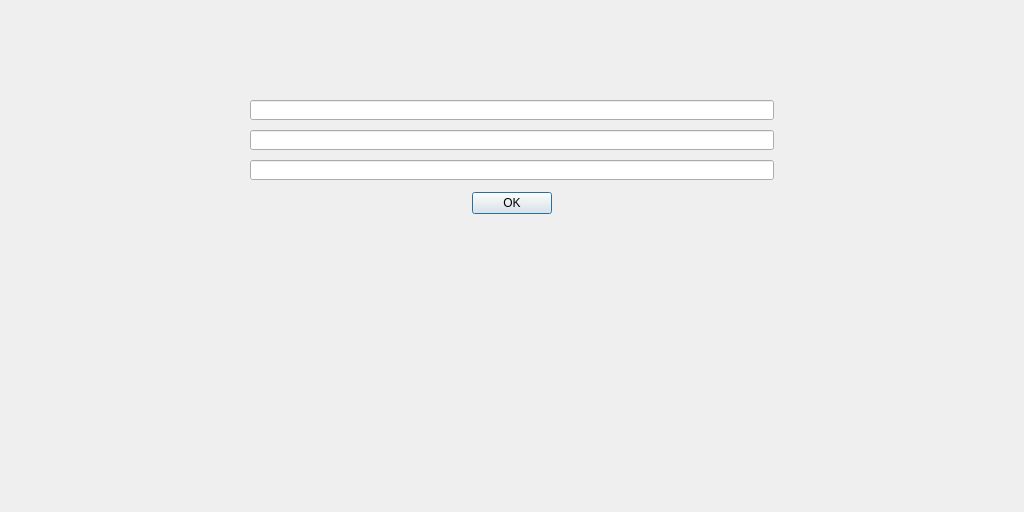
verimad/verium, file src/qt/forms/askpassphrasepage.ui: the form before one commit.
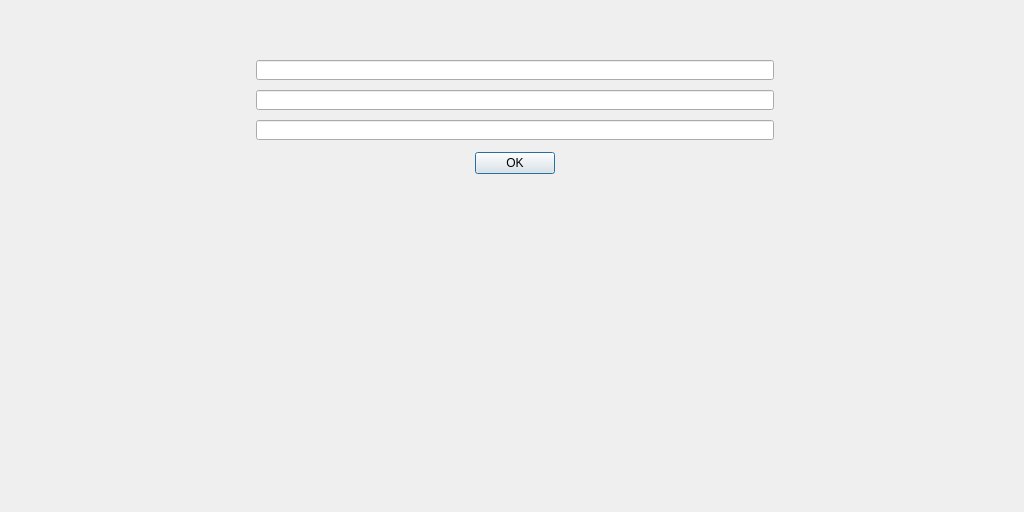
The form after the commit.

```diff
--- a/src/qt/forms/askpassphrasepage.ui
+++ b/src/qt/forms/askpassphrasepage.ui
@@ -42,12 +42,16 @@
     <number>0</number>
    </property>
    <item>
+    <widget class="QFrame" name="">
     <layout class="QFormLayout" name="formLayout">
      <property name="fieldGrowthPolicy">
       <enum>QFormLayout::AllNonFixedFieldsGrow</enum>
      </property>
+      <property name="labelAlignment">
+       <set>Qt::AlignLeading|Qt::AlignLeft|Qt::AlignTop</set>
+      </property>
      <property name="formAlignment">
-      <set>Qt::AlignLeading|Qt::AlignLeft|Qt::AlignVCenter</set>
+       <set>Qt::AlignLeading|Qt::AlignLeft|Qt::AlignTop</set>
      </property>
      <property name="verticalSpacing">
       <number>10</number>
@@ -56,57 +60,31 @@
       <number>250</number>
      </property>
      <property name="topMargin">
-      <number>100</number>
+       <number>0</number>
      </property>
      <property name="rightMargin">
       <number>250</number>
      </property>
      <property name="bottomMargin">
-      <number>100</number>
-     </property>
+       <number>50</number>
+      </property>
+      <item row="0" column="1">
+       <widget class="QLabel" name="warningLabel">
+        <property name="minimumSize">
+         <size>
+          <width>480</width>
+          <height>20</height>
+         </size>
+        </property>
+        <property name="text">
+         <string/>
+        </property>
+        <property name="alignment">
+         <set>Qt::AlignCenter</set>
+        </property>
+       </widget>
+      </item>
      <item row="1" column="1">
-      <widget class="QLineEdit" name="passEdit1">
-       <property name="minimumSize">
-        <size>
-         <width>480</width>
-         <height>20</height>
-        </size>
-       </property>
-       <property name="echoMode">
-        <enum>QLineEdit::Password</enum>
-       </property>
-       <property name="alignment">
-        <set>Qt::AlignLeading|Qt::AlignLeft|Qt::AlignVCenter</set>
-       </property>
-      </widget>
-     </item>
-     <item row="2" column="1">
-      <widget class="QLineEdit" name="passEdit2">
-       <property name="minimumSize">
-        <size>
-         <width>480</width>
-         <height>20</height>
-        </size>
-       </property>
-       <property name="echoMode">
-        <enum>QLineEdit::Password</enum>
-       </property>
-      </widget>
-     </item>
-     <item row="3" column="1">
-      <widget class="QLineEdit" name="passEdit3">
-       <property name="minimumSize">
-        <size>
-         <width>480</width>
-         <height>20</height>
-        </size>
-       </property>
-       <property name="echoMode">
-        <enum>QLineEdit::Password</enum>
-       </property>
-      </widget>
-     </item>
-     <item row="5" column="1">
       <widget class="QLabel" name="messageLabel">
        <property name="minimumSize">
         <size>
@@ -125,36 +103,49 @@
        </property>
       </widget>
      </item>
-     <item row="9" column="1">
-      <spacer name="verticalSpacer">
-       <property name="orientation">
-        <enum>Qt::Vertical</enum>
-       </property>
-       <property name="sizeHint" stdset="0">
+      <item row="2" column="1">
+       <widget class="QLineEdit" name="passEdit3">
+        <property name="minimumSize">
         <size>
-         <width>20</width>
-         <height>200</height>
-        </size>
-       </property>
-      </spacer>
-     </item>
-     <item row="7" column="1">
-      <widget class="QLabel" name="warningLabel">
+          <width>480</width>
+          <height>20</height>
+         </size>
+        </property>
+        <property name="echoMode">
+         <enum>QLineEdit::Password</enum>
+        </property>
+       </widget>
+      </item>
+      <item row="3" column="1">
+       <widget class="QLineEdit" name="passEdit1">
        <property name="minimumSize">
         <size>
          <width>480</width>
          <height>20</height>
         </size>
        </property>
-       <property name="text">
-        <string/>
+        <property name="echoMode">
+         <enum>QLineEdit::Password</enum>
        </property>
        <property name="alignment">
-        <set>Qt::AlignCenter</set>
+         <set>Qt::AlignLeading|Qt::AlignLeft|Qt::AlignVCenter</set>
        </property>
       </widget>
      </item>
      <item row="4" column="1">
+       <widget class="QLineEdit" name="passEdit2">
+        <property name="minimumSize">
+         <size>
+          <width>480</width>
+          <height>20</height>
+         </size>
+        </property>
+        <property name="echoMode">
+         <enum>QLineEdit::Password</enum>
+        </property>
+       </widget>
+      </item>
+      <item row="5" column="1">
       <widget class="QDialogButtonBox" name="buttonBox">
        <property name="minimumSize">
         <size>
@@ -173,7 +164,21 @@
        </property>
       </widget>
      </item>
-    </layout>
+      <item row="9" column="1">
+       <spacer name="verticalSpacer">
+        <property name="orientation">
+         <enum>Qt::Vertical</enum>
+        </property>
+        <property name="sizeHint" stdset="0">
+         <size>
+          <width>20</width>
+          <height>500</height>
+         </size>
+        </property>
+       </spacer>
+      </item>
+     </layout>
+    </widget>
    </item>
   </layout>
  </widget>
```
Left out of the diff: 19 changed lines with no effect on the pictures. Lines whose indentation alone changed are shown as unchanged.
